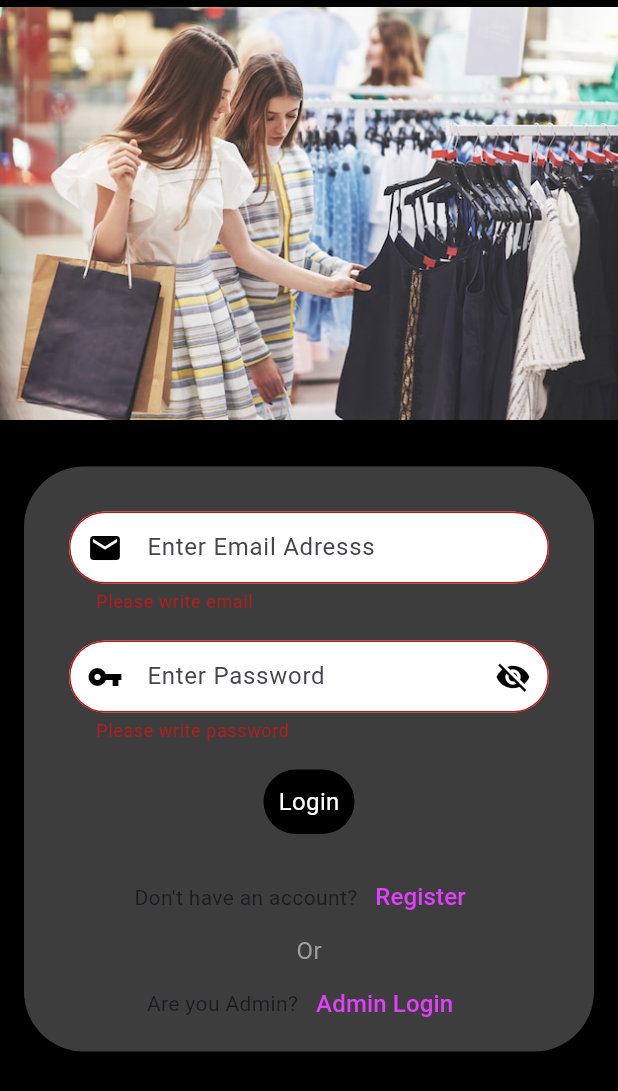
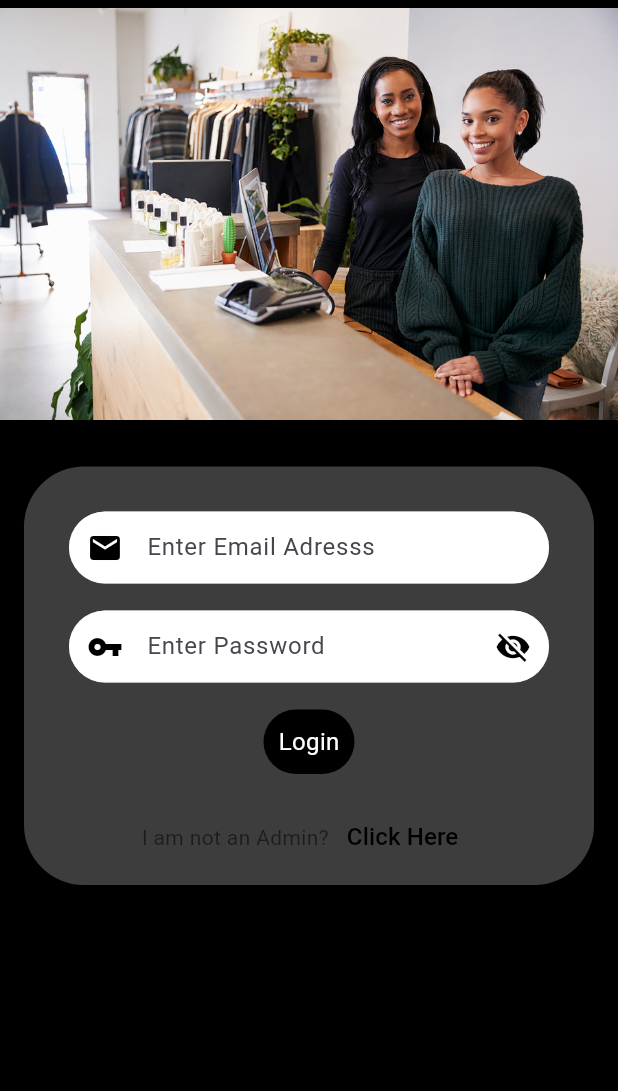
Before and after one commit to erkanozturk1903/EcommersMySqlProject, a Flutter app: the screen it shows after launch, after a tap on "Login", after a tap on "Admin Login", on a phone screen of 412 x 824 dp. Shown: the top 1091 px of the screen. Run offline on Flutter 3.47's test engine with Material 3 defaults, Android fonts, the light colour scheme and no system bars; our stand-ins replace fluttertoast, font_awesome_flutter, get, image_picker, shared_preferences.

Commit message:
V3
Admin Login paneli eklendi

```diff
--- /dev/null
+++ b/lib/admin/admin_login.dart
@@ -0,0 +1,266 @@
+import 'dart:convert';
+
+import 'package:ecommerce_project_mysql/admin/admin_upload_items.dart';
+import 'package:ecommerce_project_mysql/api_connection/api_connection.dart';
+import 'package:ecommerce_project_mysql/users/auth/login_screen.dart';
+import 'package:flutter/material.dart';
+import 'package:fluttertoast/fluttertoast.dart';
+import 'package:get/get.dart';
+import 'package:http/http.dart' as http;
+
+class AdminLoginScreen extends StatefulWidget {
+  const AdminLoginScreen({super.key});
+
+  @override
+  State<AdminLoginScreen> createState() => _AdminLoginScreenState();
+}
+
+class _AdminLoginScreenState extends State<AdminLoginScreen> {
+  var formKey = GlobalKey<FormState>();
+  TextEditingController emailController = TextEditingController();
+  TextEditingController passwordController = TextEditingController();
+  var isObsecure = true.obs;
+
+
+  loginAdminNow() async {
+
+    try {
+      var res = await http.post(
+        Uri.parse(API.adminLogin),
+        body: {
+          "admin_email" : emailController.text.trim(),
+          "admin_password" : passwordController.text.trim(),
+        },
+
+      );
+      if (res.statusCode == 200) {
+        var resBodyOfLogin = jsonDecode(res.body);
+        if (resBodyOfLogin['success'] == true) {
+          Fluttertoast.showToast(msg: "Dear Admin you are login Succesfully");
+
+
+          Future.delayed(const Duration(milliseconds: 2000),() {
+            Get.to( AdminUploadItemsScreen());
+          });
+
+        } else {
+          Fluttertoast.showToast(msg: "Incorrect Credentials! Please write email and password. Try Again");
+        }
+      }
+    }catch(e) {
+      print(e.toString());
+    }
+  }
+
+  @override
+  Widget build(BuildContext context) {
+    return Scaffold(
+      backgroundColor: Colors.black,
+      body: LayoutBuilder(
+        builder: (context, constraints) {
+          return ConstrainedBox(
+            constraints: BoxConstraints(
+              minHeight: constraints.maxHeight,
+            ),
+            child: SingleChildScrollView(
+                child: Column(
+                  children: [
+                    //LOGIN SCREEN HEADER
+                    SizedBox(
+                      width: MediaQuery.of(context).size.width,
+                      height: 285,
+                      child: Image.asset(
+                        "assets/images/admin.jpg",
+                      ),
+                    ),
+                    const SizedBox(
+                      height: 10,
+                    ),
+
+                    // LOGIN SCREEN SIGN -IN FORM
+                    Padding(
+                      padding: const EdgeInsets.all(16.0),
+                      child: Container(
+                        decoration: const BoxDecoration(
+                          color: Colors.white24,
+                          borderRadius: BorderRadius.all(
+                            Radius.circular(40),
+                          ),
+                          boxShadow: [
+                            BoxShadow(
+                                blurRadius: 8,
+                                color: Colors.black26,
+                                offset: Offset(0, -3))
+                          ],
+                        ),
+                        child: Padding(
+                          padding: const EdgeInsets.fromLTRB(30, 30, 30, 8),
+                          child: Column(
+                            children: [
+                              Form(
+                                key: formKey,
+                                child: Column(
+                                  children: [
+                                    //EMAIL FIELD
+                                    TextFormField(
+                                      controller: emailController,
+                                      validator: (value) =>
+                                      value == "" ? "Please write email" : null,
+                                      decoration: InputDecoration(
+                                        prefixIcon: const Icon(
+                                          Icons.email,
+                                          color: Colors.black,
+                                        ),
+                                        hintText: "Enter Email Adresss",
+                                        border: OutlineInputBorder(
+                                          borderRadius: BorderRadius.circular(30),
+                                          borderSide: const BorderSide(
+                                              color: Colors.white60),
+                                        ),
+                                        enabledBorder: OutlineInputBorder(
+                                          borderRadius: BorderRadius.circular(30),
+                                          borderSide: const BorderSide(
+                                              color: Colors.white60),
+                                        ),
+                                        focusedBorder: OutlineInputBorder(
+                                          borderRadius: BorderRadius.circular(30),
+                                          borderSide: const BorderSide(
+                                              color: Colors.white60),
+                                        ),
+                                        disabledBorder: OutlineInputBorder(
+                                          borderRadius: BorderRadius.circular(30),
+                                          borderSide: const BorderSide(
+                                              color: Colors.white60),
+                                        ),
+                                        contentPadding: const EdgeInsets.symmetric(
+                                            horizontal: 14, vertical: 6),
+                                        fillColor: Colors.white,
+                                        filled: true,
+                                      ),
+                                    ),
+                                    const SizedBox(
+                                      height: 18,
+                                    ),
+
+                                    //PASSWORD FIELD
+                                    Obx(
+                                          () => TextFormField(
+                                        controller: passwordController,
+                                        obscureText: isObsecure.value,
+                                        validator: (value) => value == ""
+                                            ? "Please write password"
+                                            : null,
+                                        decoration: InputDecoration(
+                                          prefixIcon: const Icon(
+                                            Icons.vpn_key_sharp,
+                                            color: Colors.black,
+                                          ),
+                                          suffixIcon: Obx(() => GestureDetector(
+                                            onTap: () {
+                                              isObsecure.value =
+                                              !isObsecure.value;
+                                            },
+                                            child: Icon(
+                                              isObsecure.value
+                                                  ? Icons.visibility_off
+                                                  : Icons.visibility,
+                                              color: Colors.black,
+                                            ),
+                                          )),
+                                          hintText: "Enter Password",
+                                          border: OutlineInputBorder(
+                                            borderRadius: BorderRadius.circular(30),
+                                            borderSide: const BorderSide(
+                                                color: Colors.white60),
+                                          ),
+                                          enabledBorder: OutlineInputBorder(
+                                            borderRadius: BorderRadius.circular(30),
+                                            borderSide: const BorderSide(
+                                                color: Colors.white60),
+                                          ),
+                                          focusedBorder: OutlineInputBorder(
+                                            borderRadius: BorderRadius.circular(30),
+                                            borderSide: const BorderSide(
+                                                color: Colors.white60),
+                                          ),
+                                          disabledBorder: OutlineInputBorder(
+                                            borderRadius: BorderRadius.circular(30),
+                                            borderSide: const BorderSide(
+                                                color: Colors.white60),
+                                          ),
+                                          contentPadding:
+                                          const EdgeInsets.symmetric(
+                                              horizontal: 14, vertical: 6),
+                                          fillColor: Colors.white,
+                                          filled: true,
+                                        ),
+                                      ),
+                                    ),
+
+                                    const SizedBox(
+                                      height: 18,
+                                    ),
+                                    //BUTTON WIDGET
+                                    Material(
+                                      color: Colors.black,
+                                      borderRadius: BorderRadius.circular(30),
+                                      child: InkWell(
+                                        onTap: () {
+                                          if(formKey.currentState!.validate()){
+                                            loginAdminNow();
+                                          }
+                                        },
+                                        borderRadius: BorderRadius.circular(30),
+                                        child: const Padding(
+                                          padding: EdgeInsets.symmetric(
+                                              vertical: 10, horizontal: 10),
+                                          child: Text(
+                                            "Login",
+                                            style: TextStyle(
+                                              color: Colors.white,
+                                              fontSize: 16,
+                                            ),
+                                          ),
+                                        ),
+                                      ),
+                                    )
+                                  ],
+                                ),
+                              ),
+                              const SizedBox(
+                                height: 18,
+                              ),
+
+                              //TODO: I am not an button - button
+                              Row(
+                                mainAxisAlignment: MainAxisAlignment.center,
+                                children: [
+                                  const Text("I am not an Admin?"),
+                                  TextButton(
+                                    onPressed: () {
+                                      Get.to(LoginScreen());
+                                    },
+                                    child: const Text(
+                                      "Click Here",
+                                      style: TextStyle(
+                                        color: Colors.black,
+                                        fontSize: 16,
+                                      ),
+                                    ),
+                                  )
+                                ],
+                              ),
+
+                            ],
+                          ),
+                        ),
+                      ),
+                    )
+                  ],
+                )),
+          );
+        },
+      ),
+    );
+  }
+}
--- a/lib/api_connection/api_connection.dart
+++ b/lib/api_connection/api_connection.dart
@@ -1,9 +1,13 @@
 class API {
-  static const hostConnect = "http://192.168.0.11/api_clothes_store";
+  static const hostConnect = "http://10.251.12.201/api_clothes_store";
   static const hostConnectUser = "$hostConnect/user";
+  static const hostConnectAdmin = "$hostConnect/admin";
 
-  //signup user
+  //TODO: LOGIN AND SIGNUP USER
   static const validateEmail = "$hostConnect/user/validate_email.php";
-  static const signUp = "$hostConnect/user/signup.php";
-  static const login = "$hostConnect/user/login.php";
+  static const signUp = "$hostConnectUser/signup.php";
+  static const login = "$hostConnectUser/login.php";
+
+  //TODO: LOGIN ADMIN
+  static const adminLogin = "$hostConnectAdmin/login.php";
 }
--- a/lib/main.dart
+++ b/lib/main.dart
@@ -1,6 +1,8 @@
 // ignore_for_file: prefer_const_constructors
 
 import 'package:ecommerce_project_mysql/users/auth/login_screen.dart';
+import 'package:ecommerce_project_mysql/users/fragments/dashboard_of_fragments.dart';
+import 'package:ecommerce_project_mysql/users/userPreferences/user_preferences.dart';
 import 'package:flutter/material.dart';
 import 'package:get/get.dart';
 
@@ -16,16 +18,20 @@ class MyApp extends StatelessWidget {
   @override
   Widget build(BuildContext context) {
     return GetMaterialApp(
-      title: 'Flutter Demo',
+      title: 'Clothes App',
       debugShowCheckedModeBanner: false,
       theme: ThemeData(
         colorScheme: ColorScheme.fromSeed(seedColor: Colors.deepPurple),
         useMaterial3: true,
       ),
       home: FutureBuilder(
-        future: Future.delayed(const Duration(seconds: 3)),
+        future: RememberUserPrefs.readUserInfo(),
         builder: (context, dataSnapShot) {
-          return LoginScreen();
+          if(dataSnapShot.data == null) {
+            return LoginScreen();
+          }else {
+            return DashboardOfFragments();
+          }
         },
       ),
     );
--- a/lib/users/auth/login_screen.dart
+++ b/lib/users/auth/login_screen.dart
@@ -1,5 +1,6 @@
 import 'dart:convert';
 
+import 'package:ecommerce_project_mysql/admin/admin_login.dart';
 import 'package:ecommerce_project_mysql/api_connection/api_connection.dart';
 import 'package:ecommerce_project_mysql/users/auth/signup_screen.dart';
 import 'package:ecommerce_project_mysql/users/fragments/dashboard_of_fragments.dart';
@@ -271,7 +272,9 @@ class _LoginScreenState extends State<LoginScreen> {
                             children: [
                               const Text("Are you Admin?"),
                               TextButton(
-                                onPressed: () {},
+                                onPressed: () {
+                                  Get.to(const AdminLoginScreen());
+                                },
                                 child: const Text(
                                   "Admin Login",
                                   style: TextStyle(
--- a/lib/users/userPreferences/user_preferences.dart
+++ b/lib/users/userPreferences/user_preferences.dart
@@ -28,4 +28,9 @@ class RememberUserPrefs {
     return currentUserInfo;
   }
 
+  static Future<void> removeUserInfo() async {
+    SharedPreferences preferences = await SharedPreferences.getInstance();
+    await preferences.remove("currentUser");
+  }
+
 }
--- a/pubspec.yaml
+++ b/pubspec.yaml
@@ -35,6 +35,7 @@ dependencies:
   font_awesome_flutter: ^10.7.0
   get: ^4.6.6
   http: ^1.2.0
+  image_picker: ^1.0.7
   shared_preferences: ^2.2.2
 
 dev_dependencies:
```
Also changed, not shown: lib/admin/admin_upload_items.dart (added, +180 -0 lines), lib/users/fragments/profile_fragment_screen.dart (+124 -5 lines), assets/images/admin.jpg (added), assets/images/man.png (added), assets/images/woman.png (added), lib/generated/assets.dart (added), pubspec.lock.
